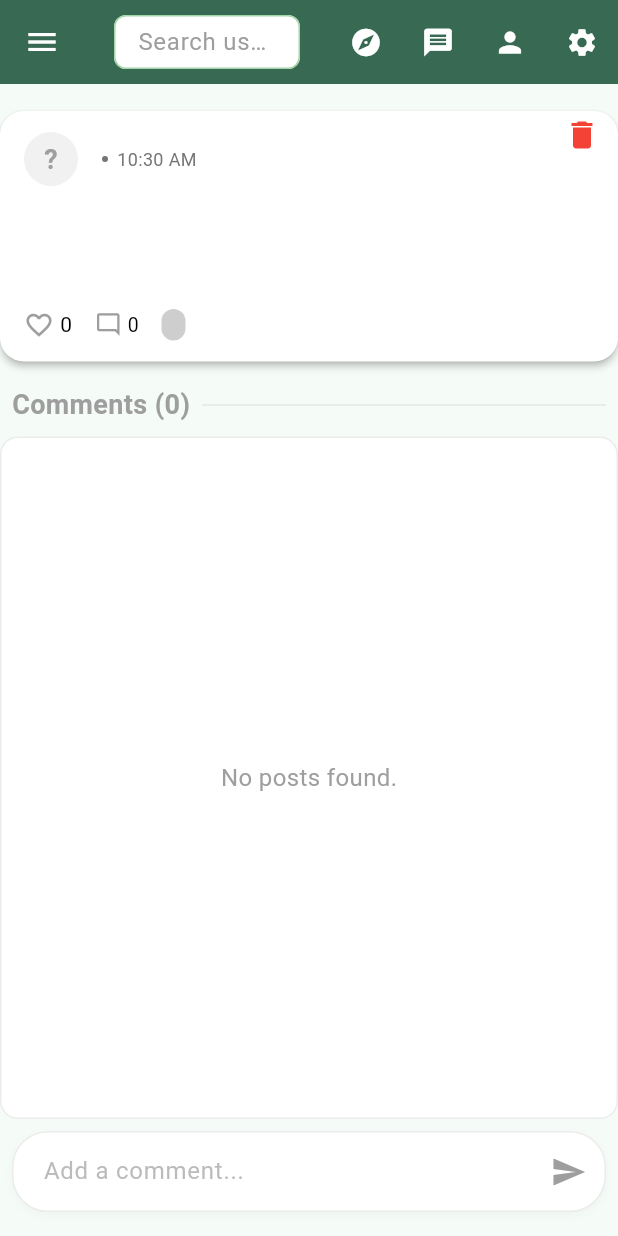
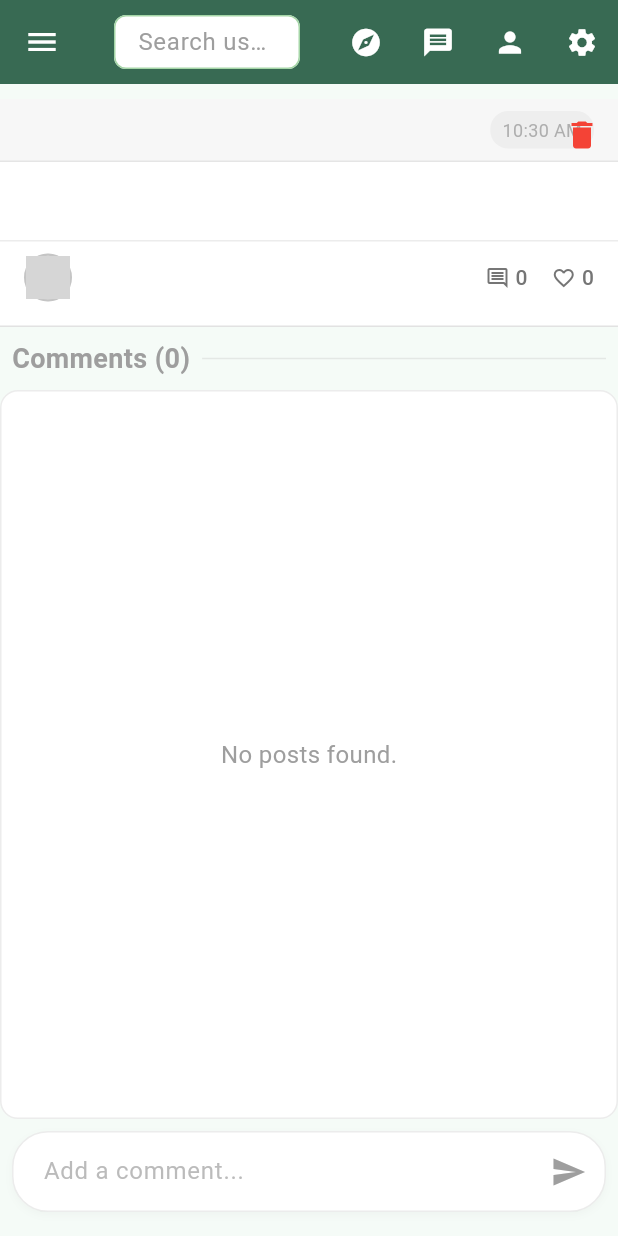
Before and after one commit to blakeotto57/treehouse, a Flutter app: the UserPostPage screen opened directly with empty values, on a phone screen of 412 x 824 dp. Run offline on Flutter 3.47's test engine with Material 3 defaults, Android fonts, the phone set to English and light mode, and no system bars; our stand-ins replace cloud_firestore, emoji_picker_flutter, firebase_auth, firebase_core, firebase_storage, flutter_svg and 3 more; missing offline and left inert: firebase_app_check; accounts and stored records are empty; network calls fail; Roboto replaces fonts that are missing (Helvetica); grey boxes are pictures that could not be loaded.

Commit message:
reworking UI of user post and forum page

```diff
--- a/lib/components/user_post.dart
+++ b/lib/components/user_post.dart
@@ -60,7 +60,6 @@ class UserPost extends StatelessWidget {
         return Stack(
           children: [
             InkWell(
-              borderRadius: BorderRadius.circular(16),
               onTap: () {
                 Navigator.push(
                   context,
@@ -79,23 +78,93 @@ class UserPost extends StatelessWidget {
               splashColor: Colors.transparent,
               highlightColor: Colors.transparent,
               hoverColor: Colors.transparent,
-              child: Card(
+              child: Container(
+                width: double.infinity,
+                decoration: BoxDecoration(
                   color: Theme.of(context).brightness == Brightness.dark
                       ? Colors.grey[900]
                       : Colors.white,
-                margin: const EdgeInsets.symmetric(vertical: 8, horizontal: 0),
-                elevation: 2,
-                shape: RoundedRectangleBorder(
-                    borderRadius: BorderRadius.circular(16)),
-                child: Padding(
-                  padding:
-                      const EdgeInsets.symmetric(horizontal: 16, vertical: 14),
+                  border: Border(
+                    bottom: BorderSide(color: Colors.grey.withOpacity(0.3), width: 1),
+                  ),
+                ),
                 child: Column(
                   crossAxisAlignment: CrossAxisAlignment.start,
                   children: [
-                      // Top row: avatar, username, dot, timestamp
-                      Row(
+                    // Forum header with category indicator
+                    Container(
+                      padding: const EdgeInsets.symmetric(horizontal: 16, vertical: 8),
+                      decoration: BoxDecoration(
+                        color: forumIconColor.withOpacity(0.08),
+                        border: Border(
+                          bottom: BorderSide(color: Colors.grey.withOpacity(0.2)),
+                        ),
+                      ),
+                      child: Row(
                         children: [
+                          // Title area with better typography
+                          Expanded(
+                            child: Text(
+                              title,
+                              style: TextStyle(
+                                fontSize: 16,
+                                fontWeight: FontWeight.bold,
+                                color: Theme.of(context).brightness == Brightness.dark
+                                    ? Colors.white
+                                    : Colors.black87,
+                              ),
+                              maxLines: 2,
+                              overflow: TextOverflow.ellipsis,
+                            ),
+                          ),
+
+                          // Post metadata badge
+                          Container(
+                            padding: const EdgeInsets.symmetric(horizontal: 8, vertical: 4),
+                            decoration: BoxDecoration(
+                              color: forumIconColor.withOpacity(0.1),
+                              borderRadius: BorderRadius.circular(12),
+                            ),
+                            child: Text(
+                              dateTimeString,
+                              style: TextStyle(
+                                fontSize: 12,
+                                color: forumIconColor.withOpacity(0.8),
+                              ),
+                            ),
+                          ),
+                        ],
+                      ),
+                    ),
+
+                    // Message content
+                    Padding(
+                      padding: const EdgeInsets.all(16),
+                      child: Text(
+                        message,
+                        maxLines: 4,
+                        overflow: TextOverflow.ellipsis,
+                        style: TextStyle(
+                          fontSize: 14,
+                          height: 1.4,
+                          color: Theme.of(context).brightness == Brightness.dark
+                              ? Colors.grey[300]
+                              : Colors.grey[800],
+                        ),
+                      ),
+                    ),
+
+                    // Post footer with user info and interaction stats
+                    Container(
+                      padding: const EdgeInsets.fromLTRB(16, 8, 16, 16),
+                      decoration: BoxDecoration(
+                        border: Border(
+                          top: BorderSide(color: Colors.grey.withOpacity(0.2)),
+                        ),
+                      ),
+                      child: Row(
+                        children: [
+                          // User info section
                           InkWell(
                             onTap: () {
                               Navigator.push(
@@ -111,13 +180,9 @@ class UserPost extends StatelessWidget {
                                 ),
                               );
                             },
-                            splashColor: Colors.transparent,
-                            highlightColor: Colors.transparent,
-                            hoverColor: Colors.transparent,
                             child: Row(
-                              mainAxisSize: MainAxisSize.min,
                               children: [
-                                // Profile picture with fallback to initial
+                                // Profile picture
                                 FutureBuilder<QuerySnapshot>(
                                   future: FirebaseFirestore.instance
                                       .collection('users')
@@ -134,158 +199,117 @@ class UserPost extends StatelessWidget {
                                       photoUrl = userData['profileImageUrl']
                                           as String?;
                                     }
-                                    return CircleAvatar(
-                                      backgroundColor:
-                                          forumIconColor.withOpacity(0.15),
-                                      radius: 18,
-                                      backgroundImage: photoUrl != null &&
-                                              photoUrl.isNotEmpty
-                                          ? NetworkImage(photoUrl)
-                                          : null,
-                                      child:
-                                          (photoUrl == null || photoUrl.isEmpty)
-                                              ? Text(
-                                                  user.isNotEmpty
-                                                      ? user[0].toUpperCase()
-                                                      : '?',
-                                                  style: TextStyle(
-                                                    color: forumIconColor,
-                                                    fontWeight: FontWeight.bold,
-                                                    fontSize: 18,
+                                    return Container(
+                                      width: 32,
+                                      height: 32,
+                                      decoration: BoxDecoration(
+                                        shape: BoxShape.circle,
+                                        color: forumIconColor.withOpacity(0.2),
+                                        border: Border.all(
+                                          color: forumIconColor.withOpacity(0.5),
+                                          width: 1.5,
                                         ),
+                                      ),
+                                      child: ClipOval(
+                                        child: photoUrl != null
+                                            ? Image.network(
+                                                photoUrl,
+                                                fit: BoxFit.cover,
+                                                width: 32,
+                                                height: 32,
                                               )
-                                              : null,
+                                            : Icon(
+                                                Icons.person,
+                                                color: forumIconColor.withOpacity(0.7),
+                                                size: 18,
+                                              ),
+                                      ),
                                     );
                                   },
                                 ),
-                                const SizedBox(width: 10),
+                                const SizedBox(width: 8),
                                 Text(
                                   user,
                                   style: TextStyle(
-                                    fontWeight: FontWeight.normal,
-                                    fontSize: 12,
-                                    color: Colors.grey[800],
+                                    fontWeight: FontWeight.w500,
+                                    color: forumIconColor,
+                                    fontSize: 14,
                                   ),
                                 ),
                               ],
                             ),
                           ),
-                          const SizedBox(width: 6),
-                          // Dot divider
-                          Container(
-                            width: 4,
-                            height: 4,
-                            decoration: BoxDecoration(
+
+                          const Spacer(),
+
+                          // Post stats and actions
+                          Row(
+                            children: [
+                              // Comments count
+                              Row(
+                                children: [
+                                  Icon(
+                                    Icons.comment_outlined,
+                                    size: 16,
                                     color: Colors.grey[600],
-                              shape: BoxShape.circle,
                                   ),
-                          ),
-                          const SizedBox(width: 6),
+                                  const SizedBox(width: 4),
                                   Text(
-                            dateTimeString,
+                                    comments.length.toString(),
                                     style: TextStyle(
-                              fontWeight: FontWeight.normal,
-                              fontSize: 12,
+                                      fontSize: 14,
+                                      fontWeight: FontWeight.w500,
                                       color: Colors.grey[600],
                                     ),
                                   ),
                                 ],
                               ),
-                      const SizedBox(height: 12),
-                      // Post title
-                      Text(
-                        title,
-                        style: TextStyle(
-                          fontSize: 18,
-                          fontWeight: FontWeight.bold,
-                          color: Theme.of(context).brightness == Brightness.dark
-                              ? Colors.white
-                              : Colors.black,
-                        ),
-                      ),
-                      const SizedBox(height: 8), // Spacing between title and body
-                      // Message body
-                      Text(
-                        message,
-                        style: TextStyle(
-                          fontSize: 16,
-                          color: Theme.of(context).brightness == Brightness.dark
-                              ? Colors.white
-                              : Colors.black,
-                        ),
-                      ),
-                      const SizedBox(height: 14),
-                      // Like and comment row
-                      Row(
-                        children: [
+
+                              const SizedBox(width: 16),
+
+                              // Like button and count
                               GestureDetector(
-                            onTap: () => toggleLike(likes, isLiked),
+                                onTap: () async {
+                                  String postId = title;
+                                  DocumentReference docRef = FirebaseFirestore.instance
+                                      .collection(category)
+                                      .doc(postId);
+
+                                  if (isLiked) {
+                                    await docRef.update({
+                                      'likes': FieldValue.arrayRemove([currentUser.email])
+                                    });
+                                  } else {
+                                    await docRef.update({
+                                      'likes': FieldValue.arrayUnion([currentUser.email])
+                                    });
+                                  }
+                                },
                                 child: Row(
                                   children: [
                                     Icon(
-                                  isLiked
-                                      ? Icons.favorite
-                                      : Icons.favorite_border,
-                                  color:
-                                      isLiked ? Colors.redAccent : Colors.grey,
-                                  size: 20,
+                                      isLiked ? Icons.favorite : Icons.favorite_border,
+                                      color: isLiked ? Colors.redAccent : Colors.grey[600],
+                                      size: 16,
                                     ),
                                     const SizedBox(width: 4),
                                     Text(
                                       likes.length.toString(),
                                       style: TextStyle(
                                         fontSize: 14,
-                                    color: Theme.of(context).brightness ==
-                                            Brightness.dark
-                                        ? Colors.white
-                                        : Colors.black,
+                                        fontWeight: FontWeight.w500,
+                                        color: isLiked ? Colors.redAccent : Colors.grey[600],
                                       ),
                                     ),
                                   ],
                                 ),
                               ),
-                          const SizedBox(width: 15),
-                          Icon(
-                            Icons.mode_comment_outlined,
-                            color: Colors.grey,
-                            size: 18,
-                          ),
-                          const SizedBox(width: 4),
-                          // Show comment count if available, else 0
-                          Text(
-                            comments.length.toString(),
-                            style: TextStyle(
-                              fontSize: 13,
-                              color: Theme.of(context).brightness ==
-                                      Brightness.dark
-                                  ? Colors.white
-                                  : Colors.black,
-                            ),
-                          ),
-                          // Category flair moved here
-                          const SizedBox(width: 15),
-                          Container(
-                            padding: const EdgeInsets.symmetric(
-                                horizontal: 8, vertical: 2),
-                            decoration: BoxDecoration(
-                              color:
-                                  Color.lerp(forumIconColor, Colors.white, 0.5),
-                              borderRadius: BorderRadius.circular(8),
-                            ),
-                            child: Text(
-                              category,
-                              style: const TextStyle(
-                                fontSize: 12,
-                                fontWeight: FontWeight.bold,
-                                color: Colors.black87,
-                              ),
-                            ),
-                          ),
-                          const Spacer(),
                             ],
                           ),
                         ],
                       ),
+                    ),
+                  ],
                 ),
               ),
             ),
--- a/lib/pages/user_profile.dart
+++ b/lib/pages/user_profile.dart
@@ -316,8 +316,7 @@ class _UserProfilePageState extends State<UserProfilePage> {
     final pastelGreen = const Color(0xFFF5FBF7);
     final darkBackground = const Color(0xFF181818);
 
-    final GlobalKey<SlidingDrawerState> _drawerKey =
-        GlobalKey<SlidingDrawerState>();
+    final GlobalKey<SlidingDrawerState> _drawerKey = GlobalKey<SlidingDrawerState>();
 
     return SlidingDrawer(
       key: _drawerKey,
--- a/pubspec.yaml
+++ b/pubspec.yaml
@@ -35,6 +35,7 @@ dependencies:
   flutter_stripe: ^11.3.0
   google_sign_in: ^6.2.2
   emoji_picker_flutter: ^1.6.1
+  timeago: ^3.7.1
 
 dev_dependencies:
   flutter_test:
```
Also changed, not shown: lib/pages/category_forurm.dart (+126 -72 lines), lib/pages/explore_page.dart (+3 -16 lines), pubspec.lock, 1 other file. Lines whose indentation alone changed are shown as unchanged.
